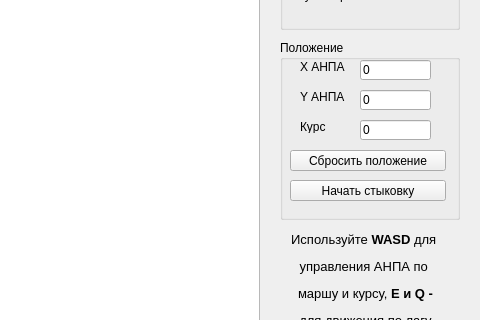
First picture: the form in docking/mainwindow.ui, repository edirab/Studying-Qt, before the edit; both pictures show x 480 to 960 and y 130 to 450 of the 960 by 540 pixel window.
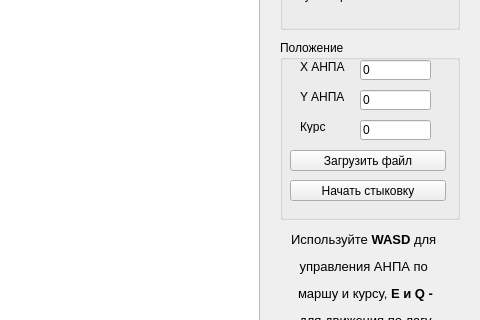
Second picture: the form after the edit.

The edit to the form file:
```diff
--- a/docking/mainwindow.ui
+++ b/docking/mainwindow.ui
@@ -82,7 +82,7 @@
      </rect>
     </property>
     <property name="text">
-     <string>Сбросить положение</string>
+     <string>Загрузить файл</string>
     </property>
    </widget>
    <widget class="QLineEdit" name="lineEdit_Y">
```
Left out of the diff: 2 changed lines with no effect on the pictures.
